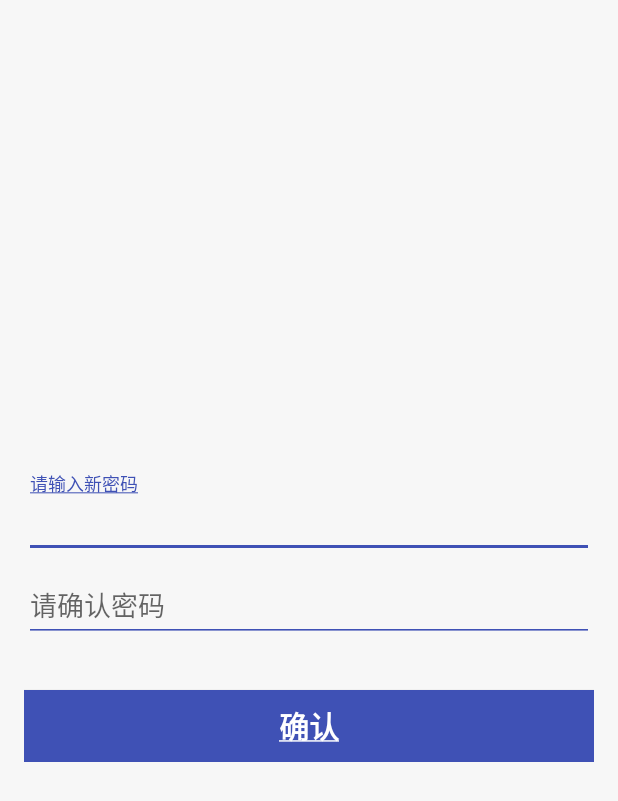
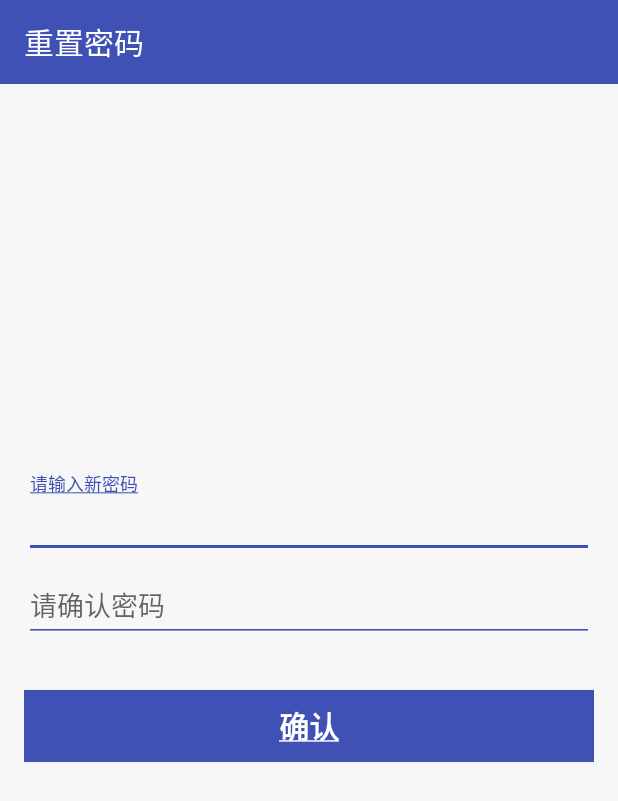
Before and after one commit to WongChen1992/PigeonIM, an Android app: the ResetPasswordActivity screen opened directly, with no data from a screen before it, on a phone screen of 412 x 824 dp. Shown: the top 801 px of the screen. Run offline under Robolectric (Android 15) with nearby library versions, the phone set to English and light mode, and no system bars; our stand-ins replace ButterKnife.

Commit message:
修改UI

```diff
--- a/app/src/main/java/com/pixel/pigeonim/activity/PassWordFindActivity.java
+++ b/app/src/main/java/com/pixel/pigeonim/activity/PassWordFindActivity.java
@@ -4,6 +4,7 @@ import android.graphics.Color;
 import android.os.Bundle;
 import android.os.CountDownTimer;
 import android.support.design.widget.TextInputLayout;
+import android.support.v7.widget.Toolbar;
 import android.text.Editable;
 import android.text.TextUtils;
 import android.text.TextWatcher;
@@ -23,6 +24,8 @@ import butterknife.OnClick;
  */
 
 public class PassWordFindActivity extends BaseActivity {
+    @BindView(R.id.toolbar)
+    Toolbar toolbar;
     @BindView(R.id.et_phone)
     EditText etPhone;
     @BindView(R.id.text_phone)
@@ -43,6 +46,9 @@ public class PassWordFindActivity extends BaseActivity {
 
     @Override
     public void init() {
+        setSupportActionBar(toolbar);
+        getSupportActionBar().setTitle("找回密码");
+
         etPhone.addTextChangedListener(new TextWatcher() {
             @Override
             public void beforeTextChanged(CharSequence s, int start, int count, int after) {
--- a/app/src/main/java/com/pixel/pigeonim/activity/ResetPasswordActivity.java
+++ b/app/src/main/java/com/pixel/pigeonim/activity/ResetPasswordActivity.java
@@ -2,6 +2,7 @@ package com.pixel.pigeonim.activity;
 
 import android.os.Bundle;
 import android.support.design.widget.TextInputLayout;
+import android.support.v7.widget.Toolbar;
 import android.text.Editable;
 import android.text.TextUtils;
 import android.text.TextWatcher;
@@ -19,6 +20,8 @@ import butterknife.OnClick;
  */
 
 public class ResetPasswordActivity extends BaseActivity {
+    @BindView(R.id.toolbar)
+    Toolbar toolbar;
     @BindView(R.id.et_new_password)
     EditText etNewPassword;
     @BindView(R.id.text_password)
@@ -37,6 +40,8 @@ public class ResetPasswordActivity extends BaseActivity {
 
     @Override
     public void init() {
+        setSupportActionBar(toolbar);
+        getSupportActionBar().setTitle("重置密码");
         etAffirm.addTextChangedListener(new TextWatcher() {
             @Override
             public void beforeTextChanged(CharSequence s, int start, int count, int after) {
--- a/app/src/main/java/com/pixel/pigeonim/activity/SignUpActivity.java
+++ b/app/src/main/java/com/pixel/pigeonim/activity/SignUpActivity.java
@@ -3,6 +3,7 @@ package com.pixel.pigeonim.activity;
 import android.graphics.Color;
 import android.os.CountDownTimer;
 import android.support.design.widget.TextInputLayout;
+import android.support.v7.widget.Toolbar;
 import android.text.Editable;
 import android.text.TextUtils;
 import android.text.TextWatcher;
@@ -23,6 +24,8 @@ import butterknife.OnClick;
  */
 
 public class SignUpActivity extends BaseActivity {
+    @BindView(R.id.toolbar)
+    Toolbar toolbar;
     @BindView(R.id.et_register_phonenumber)
     EditText etRegisterPhonenumber;
     @BindView(R.id.text_register_phonenumber)
@@ -51,6 +54,8 @@ public class SignUpActivity extends BaseActivity {
 
     @Override
     public void init() {
+        setSupportActionBar(toolbar);
+        getSupportActionBar().setTitle("注册");
         etRegisterPhonenumber.addTextChangedListener(new TextWatcher() {
             @Override
             public void beforeTextChanged(CharSequence s, int start, int count, int after) {
--- a/app/src/main/res/layout/activity_resetpassword.xml
+++ b/app/src/main/res/layout/activity_resetpassword.xml
@@ -1,19 +1,24 @@
 <?xml version="1.0" encoding="utf-8"?>
 <FrameLayout xmlns:android="http://schemas.android.com/apk/res/android"
     android:layout_width="match_parent"
-    android:layout_height="match_parent"
-    android:paddingBottom="@dimen/activity_vertical_margin"
-    android:paddingLeft="@dimen/activity_horizontal_margin"
-    android:paddingRight="@dimen/activity_horizontal_margin"
-    android:paddingTop="@dimen/activity_vertical_margin">
+    android:layout_height="match_parent">
 
+    <android.support.v7.widget.Toolbar
+        android:id="@+id/toolbar"
+        android:layout_width="match_parent"
+        android:layout_height="?attr/actionBarSize"
+        android:background="@color/colorAccent" />
 
     <LinearLayout
         android:layout_width="match_parent"
         android:layout_height="wrap_content"
         android:layout_alignParentBottom="true"
         android:layout_gravity="center"
-        android:orientation="vertical">
+        android:orientation="vertical"
+        android:paddingBottom="@dimen/activity_vertical_margin"
+        android:paddingLeft="@dimen/activity_horizontal_margin"
+        android:paddingRight="@dimen/activity_horizontal_margin"
+        android:paddingTop="@dimen/activity_vertical_margin">
 
         <android.support.design.widget.TextInputLayout
             android:id="@+id/text_password"
@@ -25,10 +30,10 @@
                 android:layout_width="match_parent"
                 android:layout_height="wrap_content"
                 android:hint="@string/register_hint_password_new"
+                android:inputType="textPassword"
                 android:maxLines="1"
                 android:singleLine="true"
-                android:textColor="@color/colorAccent"
-                android:inputType="textPassword"/>
+                android:textColor="@color/colorAccent" />
 
         </android.support.design.widget.TextInputLayout>
 
@@ -49,10 +54,10 @@
                     android:layout_width="match_parent"
                     android:layout_height="wrap_content"
                     android:hint="@string/register_password_twice"
+                    android:inputType="textPassword"
                     android:maxLines="1"
                     android:singleLine="true"
-                    android:textColor="@color/colorAccent"
-                    android:inputType="textPassword"/>
+                    android:textColor="@color/colorAccent" />
 
             </android.support.design.widget.TextInputLayout>
 
```
Also changed, not shown: app/src/main/java/com/pixel/pigeonim/activity/MainActivity.java (+2 -28 lines), app/src/main/java/com/pixel/pigeonim/fragment/ConversationFragment.java (+52 -1 lines), app/src/main/res/layout/activity_findpassword.xml (+13 -10 lines), app/src/main/res/layout/activity_signup.xml (+13 -6 lines), app/src/main/res/layout/fragment_conversation.xml (+3 -4 lines), 145 other files.
